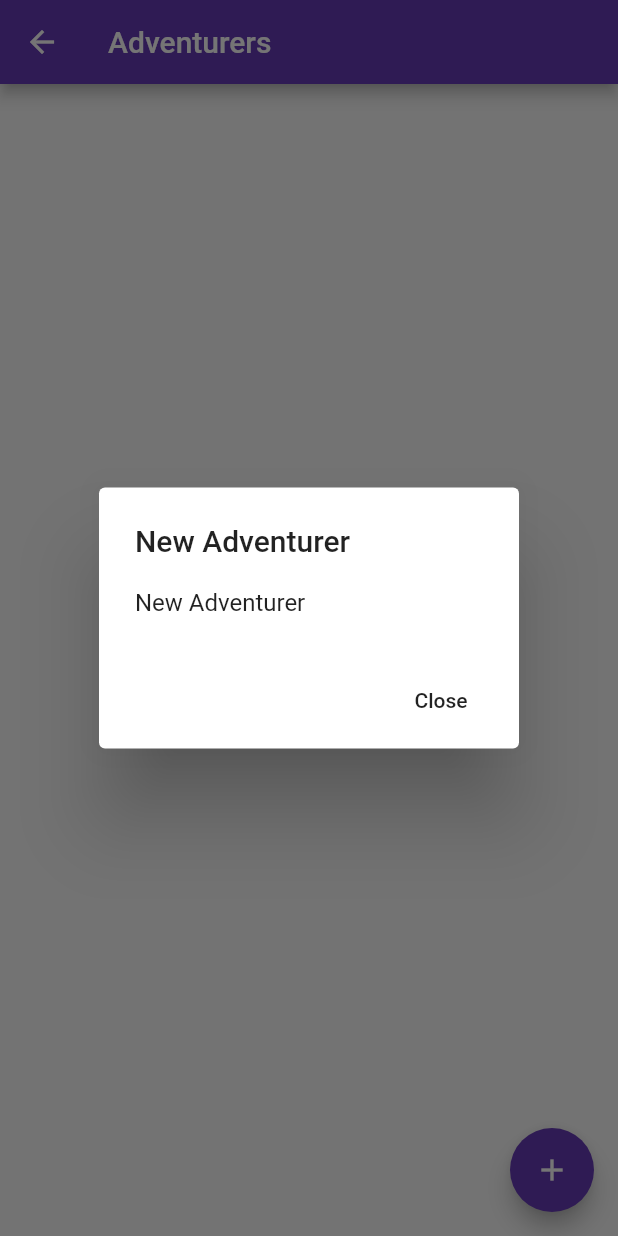
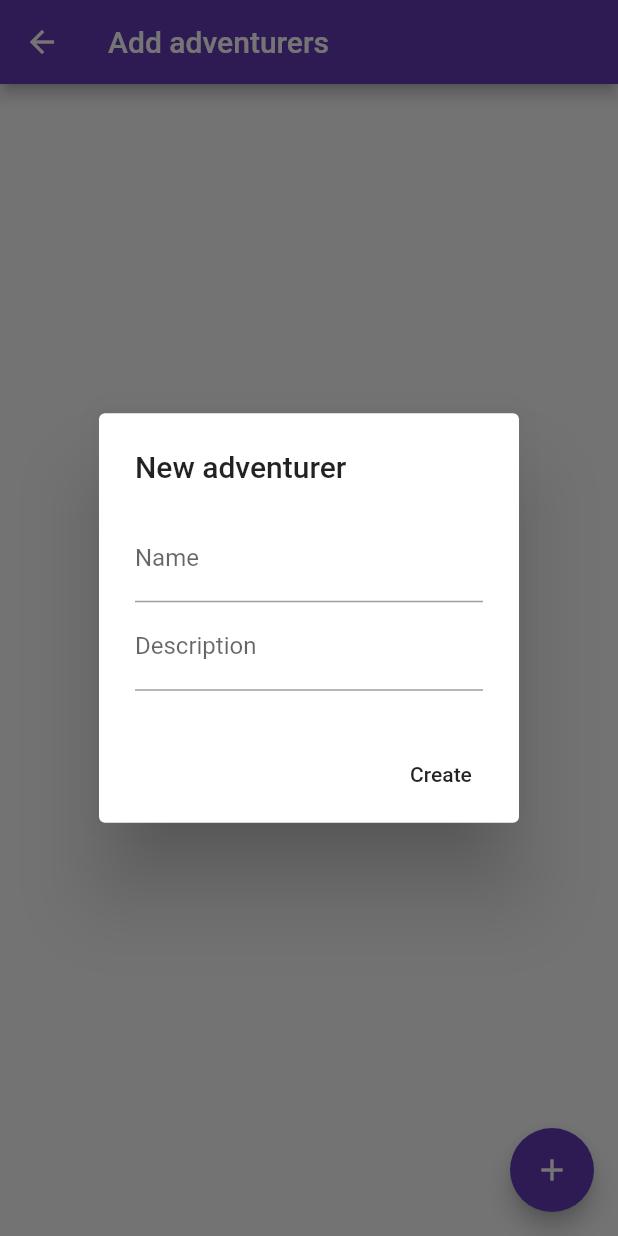
Before and after one commit to Tetr4/Initiative, a Flutter app: the AdventurersScreen screen opened directly with empty values, after a tap on the "add" icon, on a phone screen of 412 x 824 dp. Run offline on Flutter 3.47's test engine with Material 2 defaults, Android fonts, the phone set to English and light mode, and no system bars; our stand-ins replace flutter_speed_dial.

Commit message:
Implement adventurer dialog

```diff
--- a/lib/screens/adventurers.dart
+++ b/lib/screens/adventurers.dart
@@ -1,54 +1,55 @@
 import 'package:flutter/material.dart';
 import 'package:initiative/model/group.dart';
+import 'package:initiative/model/participant.dart';
+import 'package:initiative/screens/dialogs/create_adventurer.dart';
 
-class AdventurersScreen extends StatelessWidget {
+class AdventurersScreen extends StatefulWidget {
   final Group group;
 
   AdventurersScreen({Key key, @required this.group}) : super(key: key);
 
   @override
+  _AdventurersScreenState createState() =>
+      _AdventurersScreenState(group.adventurers.toList());
+}
+
+class _AdventurersScreenState extends State<AdventurersScreen> {
+  final List<Adventurer> adventurers;
+
+  _AdventurersScreenState(this.adventurers);
+
+  _addAdventurer(Adventurer adventurer) {
+    setState(() {
+      adventurers.add(adventurer);
+    });
+  }
+
+  @override
   Widget build(BuildContext context) {
     return Scaffold(
-      appBar: AppBar(
-        title: Text('Adventurers'),
-      ),
-      body: Center(
-        child: Column(
-          mainAxisAlignment: MainAxisAlignment.center,
-          children: <Widget>[
-            Text('Adventurers.'),
-          ],
-        ),
+      appBar: AppBar(title: Text('Add adventurers')),
+      body: ListView.builder(
+        itemCount: adventurers.length,
+        itemBuilder: _buildAdventurerItem,
       ),
       floatingActionButton: FloatingActionButton(
-        onPressed: () {
-          showDialog(
+        onPressed: () => showDialog(
               context: context,
-              builder: (BuildContext context) {
-                return new HeroDialog();
-              });
-        },
+              builder: (BuildContext context) =>
+                  AdventurerDialog(onCreate: _addAdventurer),
+            ),
         tooltip: 'Add adventurer',
         child: Icon(Icons.add),
       ),
     );
   }
-}
 
-class HeroDialog extends StatelessWidget {
-  @override
-  Widget build(BuildContext context) {
-    return AlertDialog(
-      title: Text("New Adventurer"),
-      content: Text("New Adventurer"),
-      actions: <Widget>[
-        new FlatButton(
-            child: new Text("Close"),
-            onPressed: () {
-              // TODO
-              Navigator.of(context).pop();
-            })
-      ],
+  Widget _buildAdventurerItem(context, index) {
+    final adventurer = adventurers[index];
+    return ListTile(
+      title: Text(adventurer.name),
+      subtitle: Text(adventurer.description),
+//      onTap: () => Navigator.pop(context, groups[index]),
     );
   }
 }
--- a/lib/screens/battle.dart
+++ b/lib/screens/battle.dart
@@ -27,7 +27,10 @@ class _BattleScreenState extends State<BattleScreen> {
   _selectGroup(BuildContext context) async {
     final Group group = await Navigator.push(
       context,
-      MaterialPageRoute(builder: (context) => GroupsScreen()),
+      MaterialPageRoute(
+        builder: (context) => GroupsScreen(),
+        fullscreenDialog: true,
+      ),
     );
     if (group != null) {
       _addGroup(group);
--- /dev/null
+++ b/lib/screens/dialogs/create_adventurer.dart
@@ -0,0 +1,69 @@
+import 'package:flutter/material.dart';
+import 'package:initiative/model/participant.dart';
+
+class AdventurerDialog extends StatefulWidget {
+  final Function(Adventurer adventurer) onCreate;
+
+  AdventurerDialog({Key key, @required this.onCreate}) : super(key: key);
+
+  @override
+  State<StatefulWidget> createState() => _AdventurerDialogState();
+}
+
+class _AdventurerDialogState extends State<AdventurerDialog> {
+  final _formKey = GlobalKey<FormState>();
+  final _nameKey = GlobalKey<FormFieldState<String>>();
+  final _descriptionKey = GlobalKey<FormFieldState<String>>();
+
+  @override
+  Widget build(BuildContext context) {
+    return AlertDialog(
+      title: Text("New adventurer"),
+      content: Form(
+        key: _formKey,
+        child: Column(
+          mainAxisSize: MainAxisSize.min,
+          children: [_buildNameField(), _buildDescriptionField()],
+        ),
+      ),
+      actions: <Widget>[_buildCreateButton(context)],
+    );
+  }
+
+  String _validate(String text) {
+    if (text.isEmpty) {
+      return 'Please enter some text';
+    }
+    return null;
+  }
+
+  TextFormField _buildNameField() {
+    return TextFormField(
+      key: _nameKey,
+      decoration: InputDecoration(labelText: "Name"),
+      validator: _validate,
+    );
+  }
+
+  TextFormField _buildDescriptionField() {
+    return TextFormField(
+      key: _descriptionKey,
+      decoration: InputDecoration(labelText: "Description"),
+      validator: _validate,
+    );
+  }
+
+  FlatButton _buildCreateButton(BuildContext context) {
+    return FlatButton(
+      child: new Text("Create"),
+      onPressed: () {
+        if (_formKey.currentState.validate()) {
+          final name = _nameKey.currentState.value;
+          final description = _descriptionKey.currentState.value;
+          Navigator.of(context).pop();
+          widget.onCreate(Adventurer(name, description));
+        }
+      },
+    );
+  }
+}
--- /dev/null
+++ b/lib/screens/dialogs/create_npc.dart
@@ -0,0 +1,2 @@
+import 'package:flutter/material.dart';
+import 'package:initiative/model/group.dart';
```
Also changed, not shown: lib/screens/dialogs/create_group.dart (added, +53 -0 lines), lib/screens/groups.dart (+16 -66 lines).
